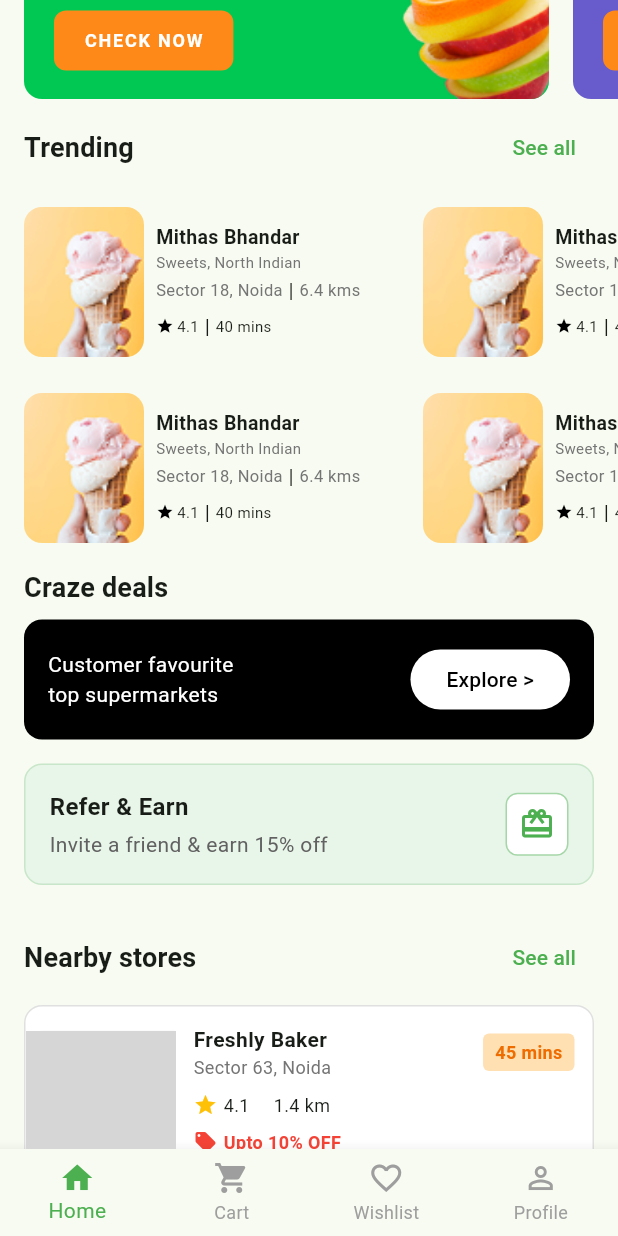
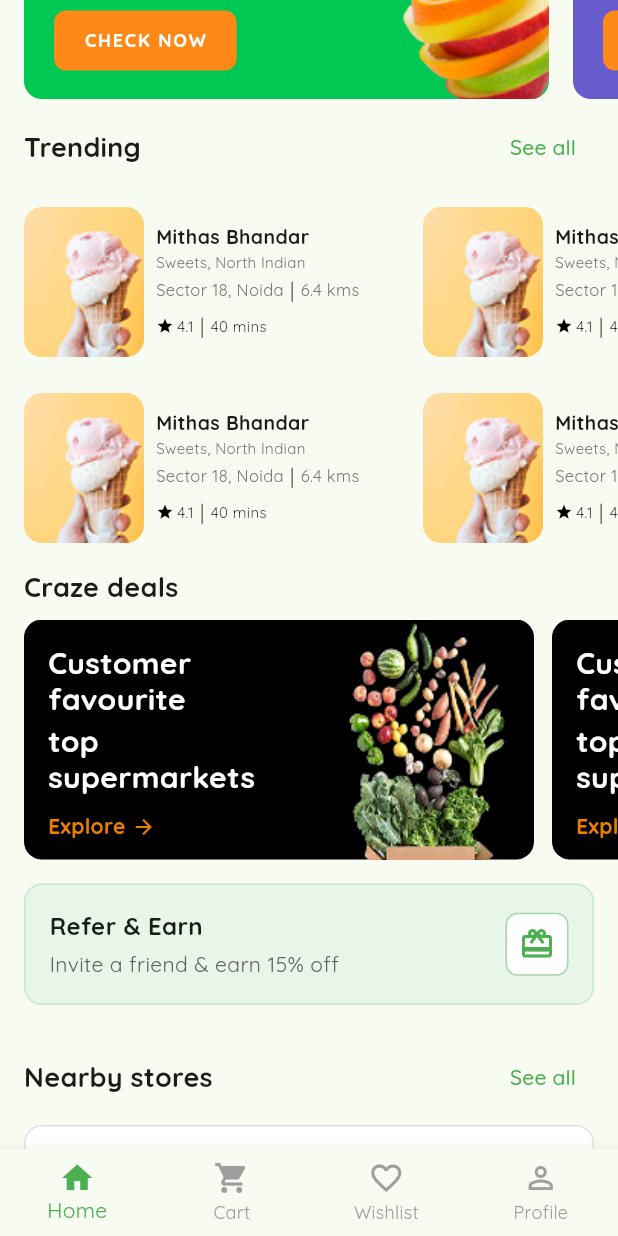
Before and after one commit to Rabeeheee/API_Practice, a Flutter app: the screen it shows after launch, scrolled down 576 dp, on a phone screen of 412 x 824 dp. Run offline on Flutter 3.47's test engine with Material 3 defaults, Android fonts, the light colour scheme and no system bars; our stand-ins replace bloc, dartz, equatable, flutter_bloc, get_it, google_fonts and 2 more; missing offline and left inert: iconify_flutter; Roboto replaces fonts that are missing (Poppins); grey boxes are pictures that could not be loaded.

Commit message:
completed crazy deal section

```diff
--- a/lib/features/home/presentation/widgets/craze_deals_card.dart
+++ b/lib/features/home/presentation/widgets/craze_deals_card.dart
@@ -6,42 +6,103 @@ class CrazeDealsCard extends StatelessWidget {
   @override
   Widget build(BuildContext context) {
     return Container(
-      margin: const EdgeInsets.symmetric(horizontal: 16.0),
-      padding: const EdgeInsets.all(16.0),
+      height: 160, // Set a fixed height for the card
+      width: 340, // Set a fixed width for the card
+      margin: const EdgeInsets.only(right: 12.0),
       decoration: BoxDecoration(
         color: Colors.black,
         borderRadius: BorderRadius.circular(12.0),
       ),
       child: Row(
-        mainAxisAlignment: MainAxisAlignment.spaceBetween,
         children: [
-          Column(
+          Expanded(
+            flex: 3,
+            child: Padding(
+              padding: const EdgeInsets.all(16.0),
+              child: Column(
                 crossAxisAlignment: CrossAxisAlignment.start,
+                mainAxisAlignment: MainAxisAlignment.center,
                 children: [
                   Text(
                     'Customer favourite',
-                style: Theme.of(context).textTheme.bodyMedium?.copyWith(
+                    style: TextStyle(
                       color: Colors.white,
+                      fontWeight: FontWeight.bold,
+                      fontSize: 20,
+                      height: 1.2,
                     ),
                   ),
+                  const SizedBox(height: 4),
                   Text(
                     'top supermarkets',
-                style: Theme.of(context).textTheme.bodyMedium?.copyWith(
+                    style: TextStyle(
                       color: Colors.white,
+                      fontWeight: FontWeight.bold,
+                      fontSize: 20,
+                      height: 1.2,
                     ),
+                  ),
+                  const SizedBox(height: 12),
+                  Row(
+                    children: [
+                      Text(
+                        'Explore',
+                        style: TextStyle(
+                          color: const Color(0xFFEA7E00),
+                          fontWeight: FontWeight.bold,
+                        ),
+                      ),
+                      const SizedBox(width: 4),
+                      Icon(
+                        Icons.arrow_forward,
+                        size: 16,
+                        color: const Color(0xFFEA7E00),
                       ),
                     ],
                   ),
-          ElevatedButton(
-            onPressed: () {},
-            style: ElevatedButton.styleFrom(
-              backgroundColor: Colors.white,
-              foregroundColor: Colors.black,
+                ],
               ),
-            child: const Text('Explore >'),
+            ),
+          ),
+          // Right side with vegetable image
+          Expanded(
+            flex: 2,
+            child: Container(
+              decoration: const BoxDecoration(
+                image: DecorationImage(
+                  image: AssetImage('assets/images/vegitables.png'),
+                  fit: BoxFit.cover,
+                ),
+              ),
+            ),
           ),
         ],
       ),
     );
   }
 }
+
+class HorizontalCrazeDeals extends StatelessWidget {
+  const HorizontalCrazeDeals({super.key});
+
+  @override
+  Widget build(BuildContext context) {
+    return Column(
+      crossAxisAlignment: CrossAxisAlignment.start,
+      children: [
+
+        SizedBox(
+          height: 160, // Same height as the card
+          child: ListView.builder(
+            padding: const EdgeInsets.only(left: 16.0),
+            scrollDirection: Axis.horizontal,
+            itemCount: 2, // You can adjust the number of cards
+            itemBuilder: (context, index) {
+              return const CrazeDealsCard();
+            },
+          ),
+        ),
+      ],
+    );
+  }
+}
--- a/lib/features/home/presentation/widgets/home_content.dart
+++ b/lib/features/home/presentation/widgets/home_content.dart
@@ -75,7 +75,7 @@ class HomeContent extends StatelessWidget {
             ),
           ),
           const SliverToBoxAdapter(
-            child: CrazeDealsCard(),
+            child: HorizontalCrazeDeals(),
           ),
           const SliverToBoxAdapter(
             child: ReferEarnBanner(),
--- a/lib/features/home/presentation/widgets/trending_stores_section.dart
+++ b/lib/features/home/presentation/widgets/trending_stores_section.dart
@@ -11,11 +11,8 @@ class TrendingStoresSection extends StatelessWidget {
 
   @override
   Widget build(BuildContext context) {
-    // Ensure we only show up to 4 stores
     final displayStores = stores.length > 4 ? stores.sublist(0, 4) : stores;
 
-    // Calculate how many columns we need based on available stores
-    // Each column can have up to 2 stores
     final int columnsNeeded = (displayStores.length / 2).ceil();
     final int columnsToShow = columnsNeeded > 0 ? columnsNeeded : 1;
 
@@ -31,7 +28,6 @@ class TrendingStoresSection extends StatelessWidget {
             margin: const EdgeInsets.only(right: 16),
             child: Column(
               children: [
-                // First store in column (if available)
                 if (columnIndex * 2 < displayStores.length)
                   Expanded(
                     child: TrendingStoreCard(
@@ -39,14 +35,12 @@ class TrendingStoresSection extends StatelessWidget {
                     ),
                   ),
                 const SizedBox(height: 8),
-                // Second store in column (if available)
                 if (columnIndex * 2 + 1 < displayStores.length)
                   Expanded(
                     child: TrendingStoreCard(
                       store: displayStores[columnIndex * 2 + 1],
                     ),
                   ),
-                // If there's only one store in this column, add an empty expanded widget to maintain layout
                 if (columnIndex * 2 < displayStores.length &&
                     columnIndex * 2 + 1 >= displayStores.length)
                   const Expanded(child: SizedBox()),
--- a/lib/main.dart
+++ b/lib/main.dart
@@ -1,5 +1,6 @@
 import 'package:flutter/material.dart';
 import 'package:flutter_bloc/flutter_bloc.dart';
+import 'package:google_fonts/google_fonts.dart';
 import 'package:grocery_app/core/di/injection_container.dart' as di;
 import 'package:grocery_app/core/routes/app_router.dart';
 import 'package:grocery_app/features/home/presentation/bloc/home_bloc.dart';
@@ -29,12 +30,13 @@ class MyApp extends StatelessWidget {
         title: 'Grocery App',
         debugShowCheckedModeBanner: false,
         theme: ThemeData(
+
           colorScheme: ColorScheme.fromSeed(
             seedColor: const Color(0xFF4CAF50),
             primary: const Color(0xFF4CAF50),
           ),
           useMaterial3: true,
-          fontFamily: 'Poppins',
+          fontFamily: 'Quicksand',
         ),
         onGenerateRoute: AppRouter.onGenerateRoute,
         initialRoute: AppRouter.homeRoute,
```
Also changed, not shown: pubspec.yaml (+10 -6 lines), assets/fonts/Quicksand-Bold.ttf (added), assets/fonts/Quicksand-Light.ttf (added), assets/fonts/Quicksand-Medium.ttf (added), assets/fonts/Quicksand-Regular.ttf (added), assets/fonts/Quicksand-SemiBold.ttf (added), assets/images/vegitables.png (added), pubspec.lock, 1 other file. Lines whose indentation alone changed are shown as unchanged.
